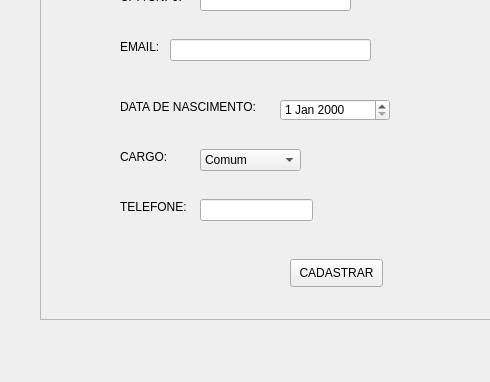
The window that App/view/ui/cadastroPessoas.ui (Senac-SOR-ADS/Mapa-de-Sala) describes before a commit, drawn with Qt 5; both pictures show x 0 to 490 and y 171 to 553 of the 705 by 553 pixel window.
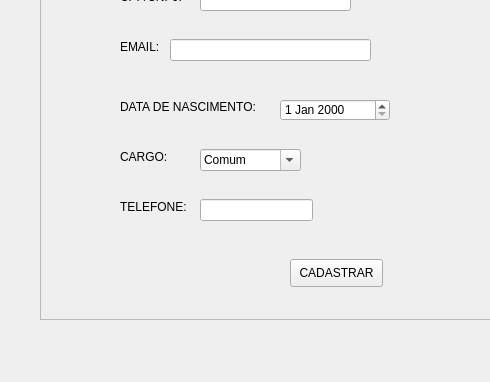
The same window after the commit.

Patch:
```diff
--- a/App/view/ui/cadastroPessoas.ui
+++ b/App/view/ui/cadastroPessoas.ui
@@ -207,6 +207,9 @@
       <height>22</height>
      </rect>
     </property>
+    <property name="editable">
+     <bool>true</bool>
+    </property>
     <item>
      <property name="text">
       <string>Comum</string>
```
Left out of the diff: 9 changed lines with no effect on the pictures.
